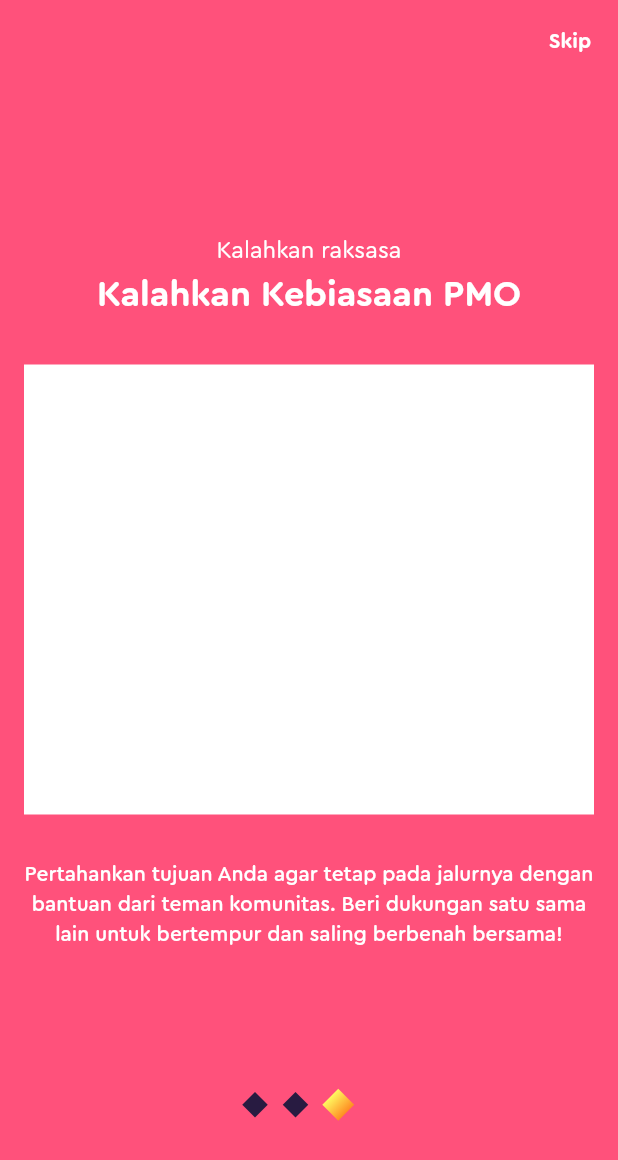
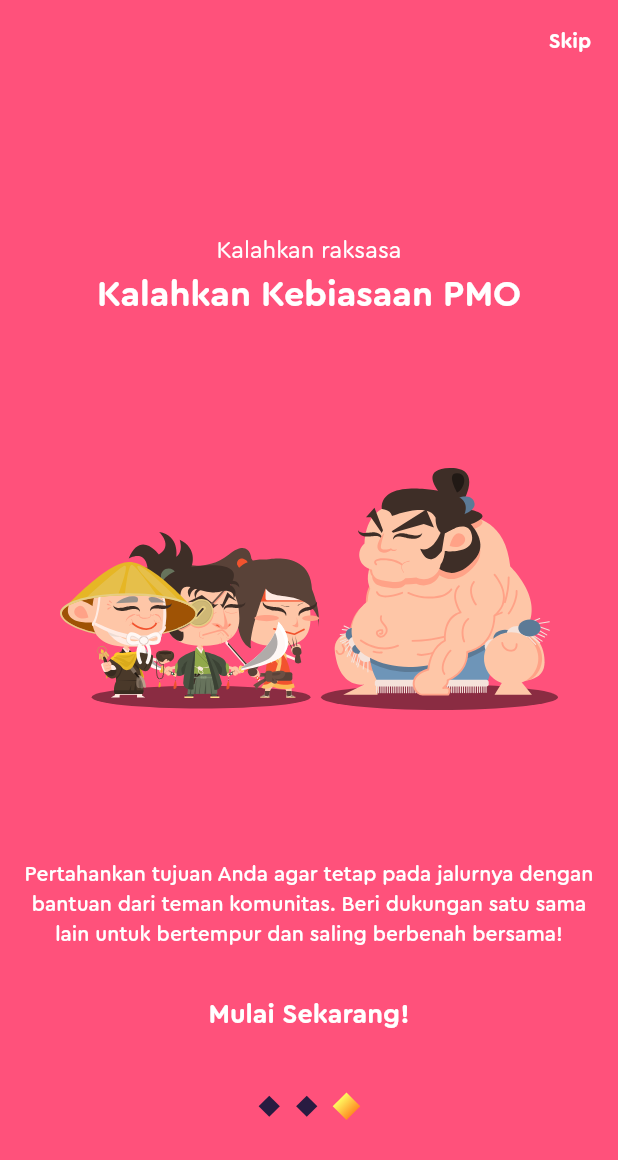
Before and after one commit to itsMallix/Freeme, a Flutter app: the screen it shows after launch, swiped to page 3, on a phone screen of 412 x 824 dp. Shown: the top 1160 px of the screen. Run offline on Flutter 3.47's test engine with Material 2 defaults, Android fonts, the phone set to English and light mode, and no system bars; our stand-ins replace flutter_svg.

Commit message:
docs : add many assets && onboard finish?

```diff
--- a/lib/component/screen_onboarding/component_dots.dart
+++ b/lib/component/screen_onboarding/component_dots.dart
@@ -18,8 +18,9 @@ class DotIndicator extends StatelessWidget {
               : ColorSystem.gradient_blindDark,
         ),
         child: Container(
-          height: isActive ? 15 : 12,
-          width: isActive ? 15 : 12,
+          alignment: Alignment.center,
+          height: isActive ? 13 : 10,
+          width: isActive ? 13 : 10,
         ),
       ),
     );
--- a/lib/component/theme/system_color.dart
+++ b/lib/component/theme/system_color.dart
@@ -7,6 +7,7 @@ class ColorSystem {
   static const Color primary_pastelOrange = Color(0xffffb942);
 
   static const Color secondary_cyanCornflower = Color(0xff2895CD);
+  static const Color secondary_grapePurple = Color(0xff6132B4);
 
   static const Color tertiary_erieBlack = Color(0xff1a181d);
   static const Color negative_fieryRose = Color(0xffff517b);
--- a/lib/main.dart
+++ b/lib/main.dart
@@ -12,6 +12,7 @@ class MyApp extends StatelessWidget {
   @override
   Widget build(BuildContext context) {
     return MaterialApp(
+      debugShowCheckedModeBanner: false,
       title: 'FreeMe',
       theme: ThemeData(
         useMaterial3: true,
--- a/lib/model/model_onBoarding/model_onboarding.dart
+++ b/lib/model/model_onBoarding/model_onboarding.dart
@@ -1,13 +1,17 @@
+import 'package:flutter/material.dart';
+
 class OnBoarding {
   final String heading;
   final String title;
   final String image;
   final String subtitle;
+  final String content;
 
   OnBoarding({
     required this.heading,
     required this.title,
     required this.image,
     required this.subtitle,
+    required this.content,
   });
 }
--- a/lib/views/screen_onBoarding/screen_onBoarding.dart
+++ b/lib/views/screen_onBoarding/screen_onBoarding.dart
@@ -1,4 +1,5 @@
 import 'package:flutter/material.dart';
+import 'package:flutter_svg/flutter_svg.dart';
 import 'package:freeme/component/screen_onboarding/component_dots.dart';
 import 'package:freeme/component/theme/system_color.dart';
 import 'package:freeme/component/theme/system_typography.dart';
@@ -31,21 +32,24 @@ class _ScreenOnBoardingState extends State<ScreenOnBoarding> {
     OnBoarding(
       heading: "Selamat Datang di",
       title: "Freeme",
-      image: "",
+      image: "assets/images/screen_onBoarding/onboarding_1.svg",
+      content: "",
       subtitle:
           "Dapatkan pengalaman pengguna aplikasi yang menyenangkan dan mudah. Siapkan diri Anda untuk menjadi pemenang dalam melawan kecanduan PMO dengan Freeme!",
     ),
     OnBoarding(
       heading: "Kemajuan dalam Game",
       title: "Kemajuan dalam Hidup",
-      image: "",
+      image: "assets/images/screen_onBoarding/onboarding_2.svg",
+      content: "",
       subtitle:
           "Buka semua fitur dalam game dengan menyelesaikan challenge yang ada. Dapatkan karakter baru, peliharaan, atribut dan item lainnya sebagai hadia untuk mencapai perjuangan Anda!",
     ),
     OnBoarding(
       heading: "Kalahkan raksasa",
       title: "Kalahkan Kebiasaan PMO",
-      image: "",
+      image: "assets/images/screen_onBoarding/onboarding_3.svg",
+      content: "Mulai Sekarang!",
       subtitle:
           "Pertahankan tujuan Anda agar tetap pada jalurnya dengan bantuan dari teman komunitas. Beri dukungan satu sama lain untuk bertempur dan saling berbenah bersama!",
     ),
@@ -54,7 +58,7 @@ class _ScreenOnBoardingState extends State<ScreenOnBoarding> {
   Color getScaffoldColor() {
     switch (_pageIndex) {
       case 0:
-        return ColorSystem.primary_electricIndigo;
+        return ColorSystem.secondary_grapePurple;
       case 1:
         return ColorSystem.secondary_cyanCornflower;
       case 2:
@@ -101,12 +105,14 @@ class _ScreenOnBoardingState extends State<ScreenOnBoarding> {
                     title: onboardingData[index].title,
                     image: onboardingData[index].image,
                     subtitile: onboardingData[index].subtitle,
+                    content: onboardingData[index].content,
                   ),
                 ),
               ),
               Row(
                 children: [
                   const Spacer(),
+                  const SizedBox(width: 15),
                   ...List.generate(
                     onboardingData.length,
                     (index) => Padding(
@@ -117,6 +123,8 @@ class _ScreenOnBoardingState extends State<ScreenOnBoarding> {
                   const Spacer(),
                 ],
               ),
+              // if (_pageIndex == onboardingData.length - 1)
+
               const SizedBox(height: 80),
             ],
           ),
@@ -131,6 +139,7 @@ class OnboardingContent extends StatelessWidget {
   final String title;
   final String image;
   final String subtitile;
+  final String content;
 
   const OnboardingContent({
     super.key,
@@ -138,6 +147,7 @@ class OnboardingContent extends StatelessWidget {
     required this.title,
     required this.image,
     required this.subtitile,
+    required this.content,
   });
 
   @override
@@ -160,9 +170,10 @@ class OnboardingContent extends StatelessWidget {
         ),
         const SizedBox(height: 30),
         Container(
+          padding: const EdgeInsets.all(24.0),
           height: 300,
           width: double.infinity,
-          color: ColorSystem.neutral_white,
+          child: SvgPicture.asset(image),
         ),
         const SizedBox(height: 30),
         Text(
@@ -172,6 +183,16 @@ class OnboardingContent extends StatelessWidget {
             color: ColorSystem.neutral_white,
           ),
         ),
+        const SizedBox(height: 20),
+        TextButton(
+          onPressed: () {},
+          child: Text(
+            content,
+            style: TypographySystem.subtitle1.copyWith(
+              color: ColorSystem.neutral_white,
+            ),
+          ),
+        )
       ],
     );
   }
--- a/lib/views/screen_splash/screen_splash.dart
+++ b/lib/views/screen_splash/screen_splash.dart
@@ -33,10 +33,11 @@ class _ScreenSplashState extends State<ScreenSplash> {
           const Spacer(),
           const SizedBox(height: 100),
           Center(
-            child: SizedBox(
-              height: 250,
-              width: 250,
-              child: SvgPicture.asset("assets/images/Freeme_logo.svg"),
+            child: Container(
+              padding: const EdgeInsets.all(8.0),
+              height: 200,
+              width: 200,
+              child: SvgPicture.asset("assets/images/logo_app.svg"),
             ),
           ),
           const Spacer(),
```
Also changed, not shown: assets/images/Freeme_logo.svg (deleted), assets/images/logo_app.svg (added), assets/images/screen_onBoarding/onboarding_1.svg (added), assets/images/screen_onBoarding/onboarding_2.svg (added), assets/images/screen_onBoarding/onboarding_3.svg (added).
